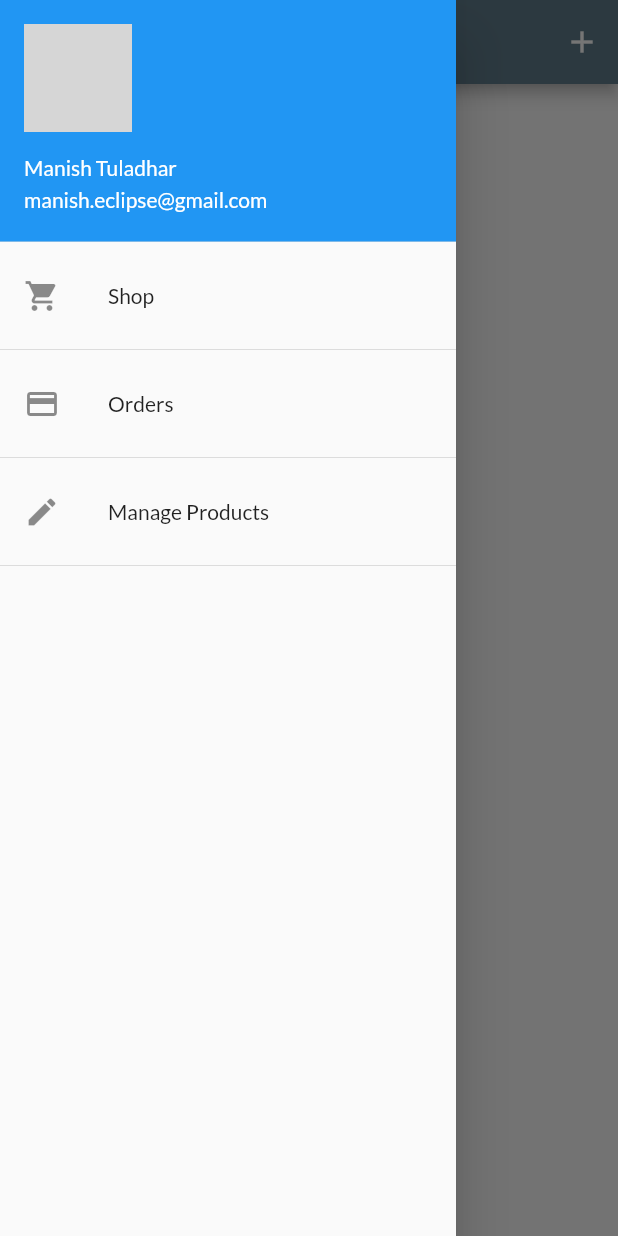
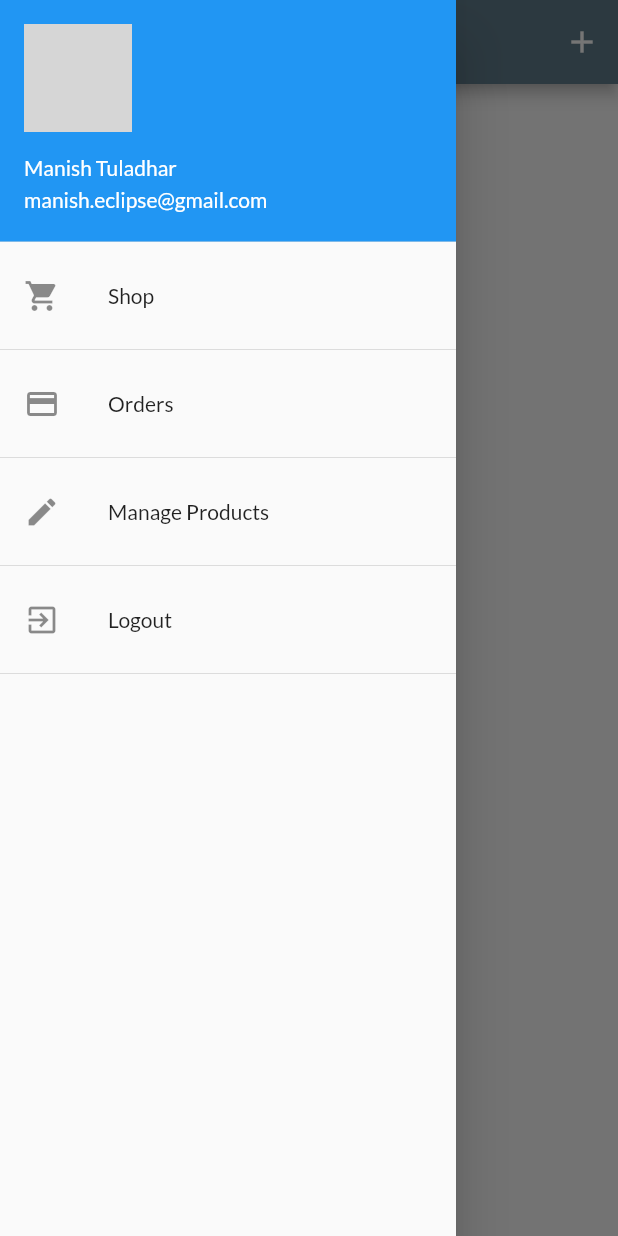
Before and after one commit to lighttt/Shop-Venue, a Flutter app: the UserProductScreen screen opened by its route, with the side drawer open, on a phone screen of 412 x 824 dp. Run offline on Flutter 3.47's test engine with Material 2 defaults, Android fonts, the phone set to English and light mode, and no system bars; network calls fail; grey boxes are pictures that could not be loaded.

Commit message:
Managed logout, auto logout and orders and products by user

```diff
--- a/lib/main.dart
+++ b/lib/main.dart
@@ -29,7 +29,7 @@ class MyApp extends StatelessWidget {
         ChangeNotifierProvider.value(value: Cart()),
         ChangeNotifierProxyProvider<Auth, Orders>(
           update: (BuildContext context, Auth auth, Orders previousOrders) {
-            return Orders(auth.token,
+            return Orders(auth.token, auth.userId,
                 previousOrders == null ? [] : previousOrders.orders);
           },
         ),
--- a/lib/provider/order_provider.dart
+++ b/lib/provider/order_provider.dart
@@ -19,9 +19,10 @@ class OrderItem {
 
 class Orders with ChangeNotifier {
   final String _authToken;
+  final String _userId;
   List<OrderItem> _orders = [];
 
-  Orders(this._authToken, this._orders);
+  Orders(this._authToken, this._userId, this._orders);
 
   List<OrderItem> get orders {
     return [..._orders];
@@ -30,7 +31,7 @@ class Orders with ChangeNotifier {
   // --- adding cart items to the order list ------
   Future<void> addOrder(List<CartItem> cartProducts, double total) async {
     final url =
-        "https://shop-venue-9304b.firebaseio.com/orders.json?auth=$_authToken";
+        "https://shop-venue-9304b.firebaseio.com/orders/$_userId.json?auth=$_authToken";
     try {
       final response = await http.post(url,
           body: json.encode({
@@ -62,7 +63,7 @@ class Orders with ChangeNotifier {
   // fetching order from the firebase
   Future<void> fetchAndSetOrders() async {
     final url =
-        "https://shop-venue-9304b.firebaseio.com/orders.json?auth=$_authToken";
+        "https://shop-venue-9304b.firebaseio.com/orders/$_userId.json?auth=$_authToken";
     try {
       final response = await http.get(url);
       final extractedData = json.decode(response.body) as Map<String, dynamic>;
@@ -85,7 +86,7 @@ class Orders with ChangeNotifier {
                 .toList(),
             dateTime: DateTime.parse(orderData['dateTime'])));
       });
-      _orders = _loadedOrders;
+      _orders = _loadedOrders.reversed.toList();
       notifyListeners();
     } catch (error) {
       throw (error);
--- a/lib/screens/user_product_screen.dart
+++ b/lib/screens/user_product_screen.dart
@@ -9,12 +9,12 @@ class UserProductScreen extends StatelessWidget {
   static const routeName = "/user_product_screen";
 
   Future<void> _refreshProducts(BuildContext context) async {
-    await Provider.of<Products>(context, listen: false).fetchAndSetProducts();
+    await Provider.of<Products>(context, listen: false)
+        .fetchAndSetProducts(true);
   }
 
   @override
   Widget build(BuildContext context) {
-    final products = Provider.of<Products>(context);
     return Scaffold(
       appBar: AppBar(
         title: Text('Your Products'),
@@ -28,18 +28,31 @@ class UserProductScreen extends StatelessWidget {
         ],
       ),
       drawer: AppDrawer(),
-      body: RefreshIndicator(
+      body: FutureBuilder(
+        future: _refreshProducts(context),
+        builder: (ctx, snapshot) {
+          return snapshot.connectionState == ConnectionState.waiting
+              ? Center(
+                  child: CircularProgressIndicator(),
+                )
+              : RefreshIndicator(
                   onRefresh: () => _refreshProducts(context),
                   child: Padding(
                     padding: const EdgeInsets.all(8.0),
-          child: ListView.builder(
+                    child: Consumer<Products>(
+                      builder: (ctx, products, _) {
+                        return ListView.builder(
                           itemBuilder: (ctx, index) => UserProductItem(
                               products.items[index].id,
                               products.items[index].title,
                               products.items[index].imageURL),
                           itemCount: products.items.length,
+                        );
+                      },
                     ),
                   ),
+                );
+        },
       ),
     );
   }
--- a/lib/widgets/app_drawer.dart
+++ b/lib/widgets/app_drawer.dart
@@ -1,4 +1,6 @@
 import 'package:flutter/material.dart';
+import 'package:provider/provider.dart';
+import 'package:shopvenue/provider/auth_provider.dart';
 import 'package:shopvenue/screens/order_screen.dart';
 import 'package:shopvenue/screens/product_overview_screen.dart';
 import 'package:shopvenue/screens/user_product_screen.dart';
@@ -42,6 +44,15 @@ class AppDrawer extends StatelessWidget {
             },
           ),
           Divider(),
+          ListTile(
+            leading: Icon(Icons.exit_to_app),
+            title: Text('Logout'),
+            onTap: () {
+              Navigator.of(context).pop();
+              Provider.of<Auth>(context, listen: false).logout();
+            },
+          ),
+          Divider(),
         ],
       ),
     );
```
Also changed, not shown: lib/provider/auth_provider.dart (+23 -0 lines), lib/provider/products_provider.dart (+6 -2 lines). Lines whose indentation alone changed are shown as unchanged.
